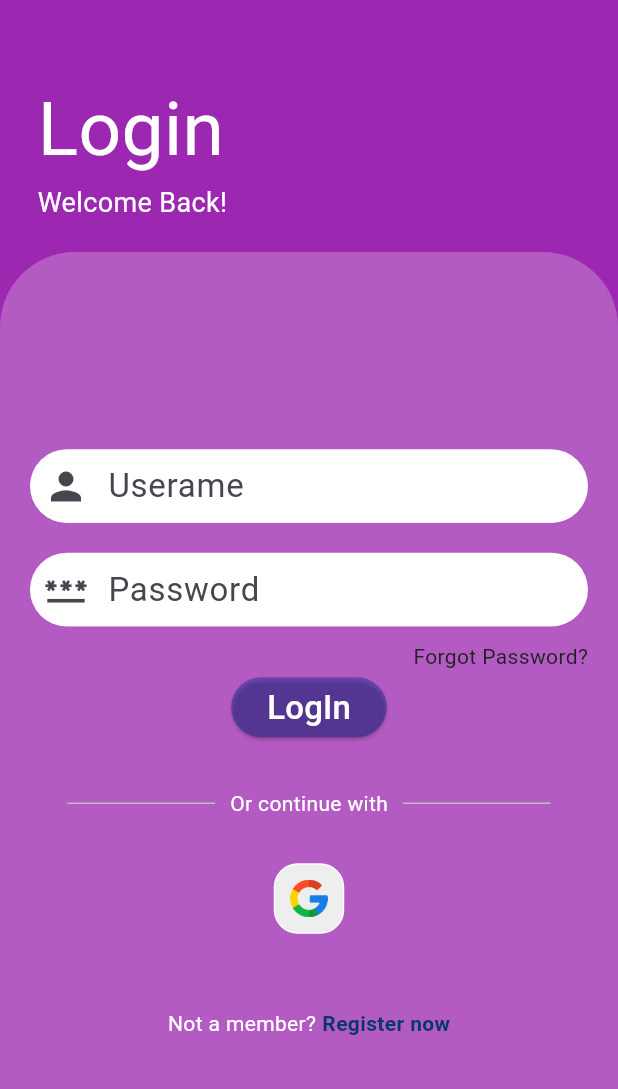
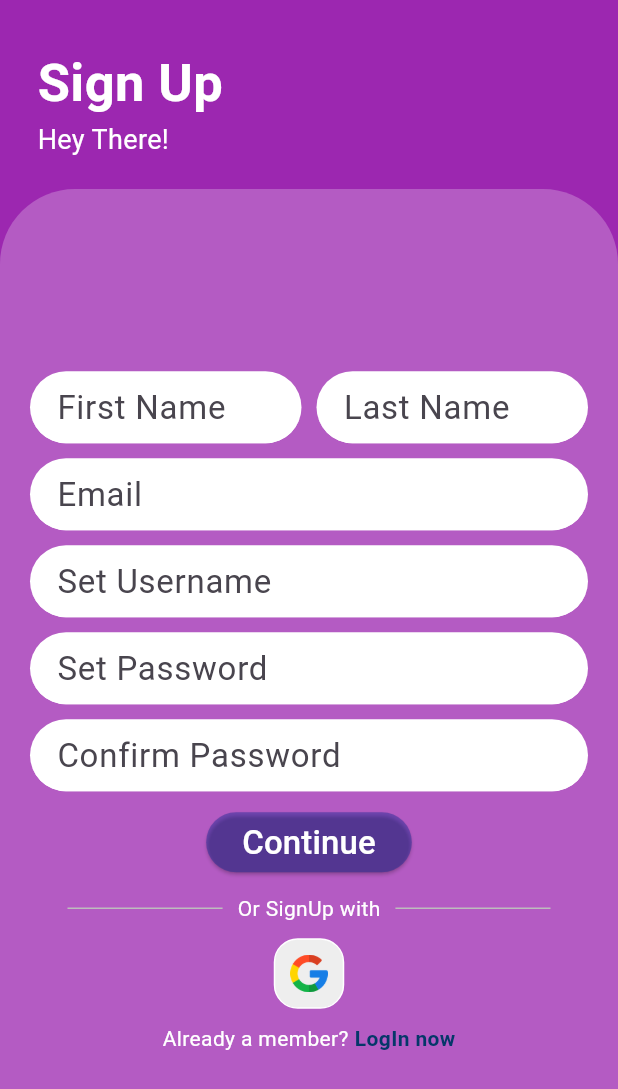
Before and after one commit to satya-supercluster/Flutter-App, a Flutter app: the screen it shows after launch, on a phone screen of 412 x 824 dp. Shown: the top 1089 px of the screen. Run offline on Flutter 3.47's test engine with Material 3 defaults, Android fonts, the light colour scheme and no system bars.

Commit message:
signup page done

```diff
--- a/lib/main.dart
+++ b/lib/main.dart
@@ -1,5 +1,7 @@
 import 'package:flutter/material.dart';
 import 'package:meuseum_guide/pages/login.dart';
+import 'package:meuseum_guide/pages/signup.dart';
+import 'package:meuseum_guide/widgets/common/text_input.dart';
 
 void main() {
   runApp(const MyApp());
@@ -16,7 +18,7 @@
         colorScheme: ColorScheme.fromSeed(seedColor: Colors.deepPurple),
         useMaterial3: true,
       ),
-      home: const LoginPage(),
+      home: SignUpPage(),
     );
   }
 }
--- a/lib/pages/login.dart
+++ b/lib/pages/login.dart
@@ -1,5 +1,6 @@
 
 import 'package:flutter/material.dart';
+import 'package:meuseum_guide/pages/signup.dart';
 
 class LoginPage extends StatefulWidget {
   const LoginPage({super.key});
@@ -56,7 +57,7 @@ class _LoginPageState extends State<LoginPage> {
                         prefixIcon: Icon(Icons.person,size: 30,),
                         filled: true,
                         fillColor: Colors.white,
-                        hintText: 'Userame',
+                        hintText: 'Username',
                         contentPadding:
                             const EdgeInsets.symmetric(horizontal: 14.0, vertical: 8.0),
                         focusedBorder: OutlineInputBorder(
@@ -110,7 +111,8 @@ class _LoginPageState extends State<LoginPage> {
                       mainAxisAlignment: MainAxisAlignment.center,
                       children:[
                         ElevatedButton(
-                          child: Text('LogIn',style: TextStyle(color: Colors.white,fontSize: 22),),
+                          child: Text('LogIn',style: TextStyle(color: Colors.white,
+                          fontSize: 22),),
                           style:ElevatedButton.styleFrom(
                             backgroundColor: Color.fromARGB(97, 6, 35, 151),
                             foregroundColor: Colors.lightBlueAccent,
@@ -175,16 +177,18 @@ class _LoginPageState extends State<LoginPage> {
                           style: TextStyle(color: Colors.white),
                         ),
                         const SizedBox(width: 4),
-                        const Text(
-                          'Register now',
-                          style: TextStyle(
-                            color: Color.fromARGB(255, 5, 55, 105),
-                            fontWeight: FontWeight.bold,
+                        InkWell(
+                          onTap: () => Navigator.of(context).push(MaterialPageRoute(builder: (context) => SignUpPage())),
+                          child: const Text(
+                            'Sign Up now',
+                            style: TextStyle(
+                              color: Color.fromARGB(255, 5, 55, 105),
+                              fontWeight: FontWeight.bold,
+                            ),
                           ),
                         ),
                       ],
                     )
-
                   ],
                 ),
               )
--- /dev/null
+++ b/lib/pages/signup.dart
@@ -0,0 +1,168 @@
+import 'dart:math';
+
+import 'package:flutter/cupertino.dart';
+import 'package:flutter/material.dart';
+import 'package:flutter/rendering.dart';
+import 'package:flutter/widgets.dart';
+import 'package:meuseum_guide/pages/login.dart';
+import 'package:meuseum_guide/widgets/common/text_input.dart';
+class SignUpPage extends StatefulWidget {
+  const SignUpPage({super.key});
+
+  @override
+  State<SignUpPage> createState() => _SignUpState();
+}
+
+class _SignUpState extends State<SignUpPage> {
+  @override
+  Widget build(BuildContext context) {
+    return Scaffold(
+      resizeToAvoidBottomInset: false,
+      backgroundColor: Colors.purple,
+      body:SafeArea(
+        child: Container(
+          width: MediaQuery.of(context).size.width,
+          height: MediaQuery.of(context).size.height,
+          child:Column(
+            children: [
+              SizedBox(height:30),
+            Row(
+              children: [
+                SizedBox(width: 25,),
+                Text("Sign Up",style: TextStyle(fontSize: 35,color: Colors.white,fontWeight: FontWeight.bold),),
+              ],
+            ),
+            Row(
+              children: [
+                SizedBox(width:25),
+                Text("Hey There!",style: TextStyle(fontSize: 18,color:Colors.white),),
+              ],
+            ),
+            SizedBox(height: 20,),
+              Expanded(
+                child: Container(
+                  padding: EdgeInsets.all(20),
+                  width:double.infinity,
+                  height:double.infinity,
+                  decoration: BoxDecoration(
+                    color: Colors.white24,
+                    borderRadius: BorderRadius.only(topLeft: Radius.circular(50),topRight: Radius.circular(50))
+                  ),
+                  child:Column(
+                    mainAxisAlignment: MainAxisAlignment.center,
+                    children: [
+                      Row(
+                        mainAxisAlignment: MainAxisAlignment.spaceBetween,
+                        children: [
+                        Expanded(
+                          flex: 1,
+                          child: MyInputField(hint: "First Name")
+                        ),
+                        SizedBox(width: 10,),
+                        Expanded(
+                          flex:1,
+                          child: MyInputField(hint: "Last Name")
+                        ),
+                      ],),
+                      SizedBox(height:10),
+                      MyInputField(hint: "Email"),
+                      SizedBox(height:10),
+                      MyInputField(hint: "Set Username"),
+                      SizedBox(height:10),
+                      MyInputField(hint: "Set Password"),
+                      SizedBox(height:10),
+                      MyInputField(hint: "Confirm Password"),
+                      SizedBox(height:10),
+                      Row(
+                      mainAxisAlignment: MainAxisAlignment.center,
+                      children:[
+                        ElevatedButton(
+                          child: Text('Continue',style: TextStyle(color: Colors.white,
+                          fontSize: 22),),
+                          style:ElevatedButton.styleFrom(
+                            backgroundColor: Color.fromARGB(97, 6, 35, 151),
+                            foregroundColor: Colors.lightBlueAccent,
+                            shadowColor: Colors.black,
+                          ),
+                          onPressed: () {},
+                        ),
+                        ],
+                      ),
+                      SizedBox(height:10),
+                      Padding(
+                      padding: const EdgeInsets.symmetric(horizontal: 25.0),
+                      child: Row(
+                        children: [
+                          Expanded(
+                            child: Divider(
+                              thickness: 1,
+                              color: Colors.grey[400],
+                            ),
+                          ),
+                          Padding(
+                            padding: const EdgeInsets.symmetric(horizontal: 10.0),
+                            child: Text(
+                              'Or SignUp with',
+                              style: TextStyle(color: Colors.white),
+                            ),
+                          ),
+                          Expanded(
+                            child: Divider(
+                              thickness: 1,
+                              color: Colors.grey[400],
+                            ),
+                          ),
+                        ],
+                      ),
+                      ),
+                      SizedBox(height:10),
+                      Row(
+                      mainAxisAlignment: MainAxisAlignment.center,
+                      children:[
+                        Container(
+                          padding: EdgeInsets.all(10),
+                          decoration: BoxDecoration(
+                            border: Border.all(color: Colors.white),
+                            borderRadius: BorderRadius.circular(16),
+                            color: Colors.grey[200],
+                          ),
+                          child: Image(
+                            image: AssetImage("assets/images/google.png"),
+                            height: 25,
+                            width: 25,
+                          )
+                        ),
+                      ],
+                      ),
+                      SizedBox(height:10),
+                      Row(
+                      mainAxisAlignment: MainAxisAlignment.center,
+                      children: [
+                        Text(
+                          'Already a member?',
+                          style: TextStyle(color: Colors.white),
+                        ),
+                        const SizedBox(width: 4),
+                        InkWell(
+                          onTap: () => Navigator.of(context).push(MaterialPageRoute(builder: (context) => LoginPage())),
+                          child: const Text(
+                            'LogIn now',
+                            style: TextStyle(
+                              color: Color.fromARGB(255, 5, 55, 105),
+                              fontWeight: FontWeight.bold,
+                            ),
+                          ),
+                        ),
+                      ],
+                    )
+                    ],
+                  )
+                ),
+              )
+            ],
+          )
+        )
+        ),
+    );
+  }
+}
--- a/lib/widgets/common/text_input.dart
+++ b/lib/widgets/common/text_input.dart
@@ -1,34 +1,26 @@
 import 'package:flutter/material.dart';
 
-class TextInput extends StatelessWidget {
-  final dynamic controller;
-  final String hintText;
-  final bool obscureText;
-
-  const TextInput({
+class MyInputField extends StatelessWidget {
+  final String hint;
+  const MyInputField({
     super.key,
-    required this.controller,
-    required this.hintText,
-    required this.obscureText,
+    required this.hint
   });
 
   @override
   Widget build(BuildContext context) {
     return  TextField(
-              controller: controller,
       autofocus: false,
-              obscureText: obscureText,
       style: TextStyle(
         fontSize: 22.0,
         color: Colors.black87,
       ),
       decoration: InputDecoration(
-                prefixIcon: Icon(Icons.person,size: 30,),
         filled: true,
         fillColor: Colors.white,
-                hintText: hintText,
+        hintText: hint,
         contentPadding:
-                    const EdgeInsets.symmetric(horizontal: 14.0, vertical: 8.0),
+            const EdgeInsets.symmetric(horizontal: 14.0, vertical: 3.0),
         focusedBorder: OutlineInputBorder(
           borderSide: BorderSide(color: Colors.white),
           borderRadius: BorderRadius.circular(25.7),
--- a/pubspec.yaml
+++ b/pubspec.yaml
@@ -35,6 +35,10 @@ dependencies:
   # The following adds the Cupertino Icons font to your application.
   # Use with the CupertinoIcons class for iOS style icons.
   cupertino_icons: ^1.0.6
+  firebase_core: ^2.27.0
+  cloud_firestore: ^4.15.8
+  firebase_auth: ^4.17.8
+  firebase_storage: ^11.6.9
 
 dev_dependencies:
   flutter_test:
```
Also changed, not shown: pubspec.lock. Lines whose indentation alone changed are shown as unchanged.
